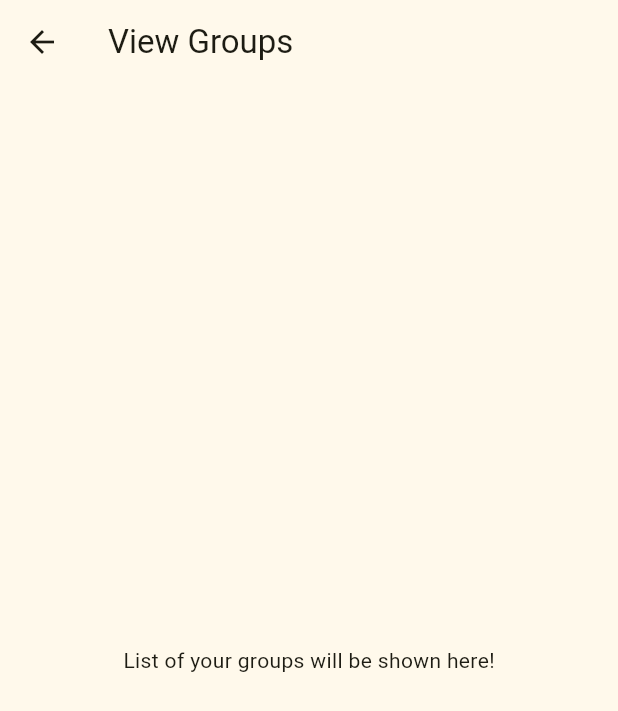
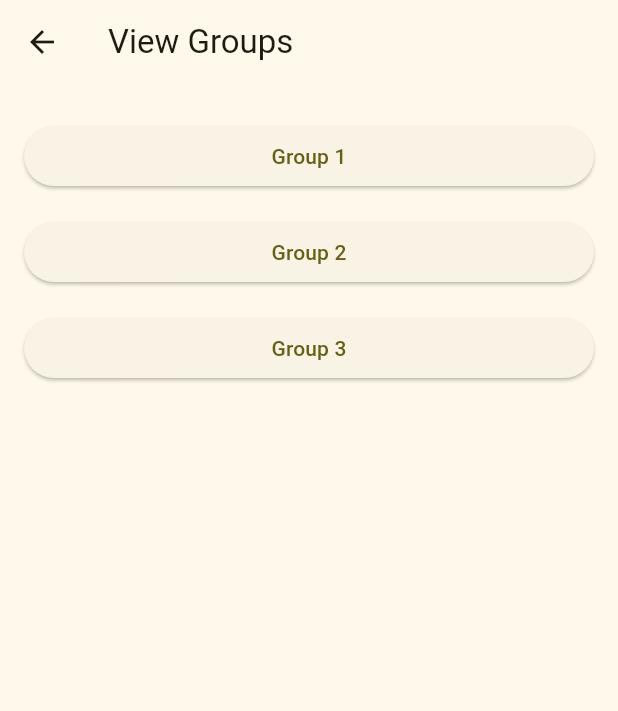
Before and after one commit to ryanhassell/VacationPlanner, a Flutter app: the ViewGroupsPage screen opened directly, on a phone screen of 412 x 824 dp. Shown: the top 711 px of the screen. Run offline on Flutter 3.47's test engine with Material 3 defaults, Android fonts, the phone set to English and light mode, and no system bars; missing offline and left inert: dart:ffi.

Commit message:
View groups base page update

```diff
--- a/lib/view_groups_page.dart
+++ b/lib/view_groups_page.dart
@@ -5,12 +5,27 @@ class ViewGroupsPage extends StatelessWidget {
 
   @override
   Widget build(BuildContext context) {
+    // Dummy list of groups
+    final List<String> groups = ['Group 1', 'Group 2', 'Group 3'];
+
     return Scaffold(
       appBar: AppBar(
         title: const Text('View Groups'),
       ),
-      body: Center(
-        child: const Text('List of your groups will be shown here!'),
+      body: ListView.builder(
+        padding: const EdgeInsets.all(16.0),
+        itemCount: groups.length,
+        itemBuilder: (context, index) {
+          return Padding(
+            padding: const EdgeInsets.symmetric(vertical: 8.0),
+            child: ElevatedButton(
+              onPressed: () {
+                // Handle navigation to group details
+              },
+              child: Text(groups[index]),
+            ),
+          );
+        },
       ),
     );
   }
```
